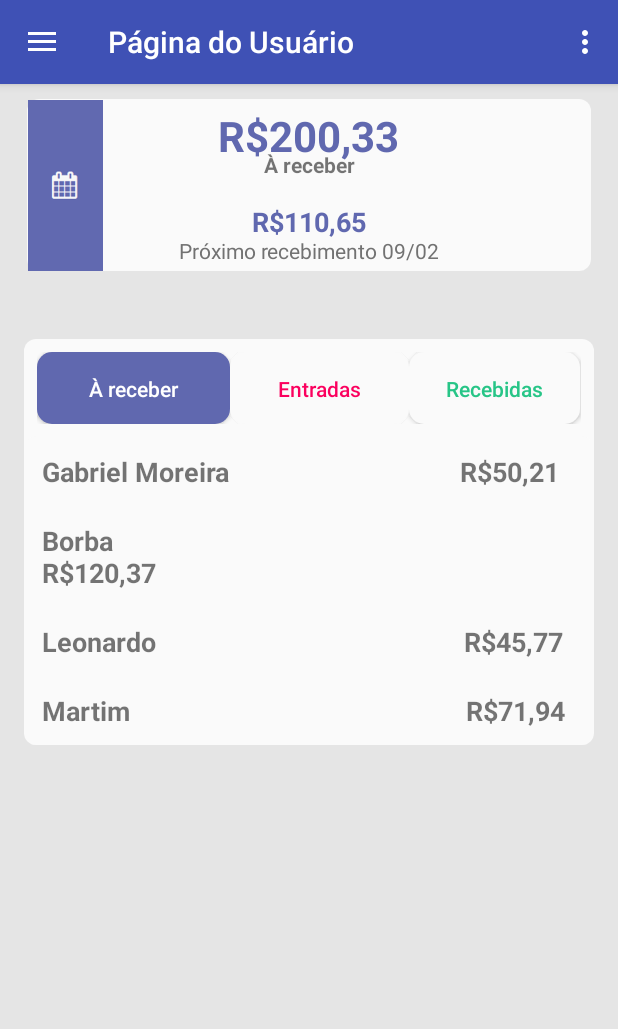
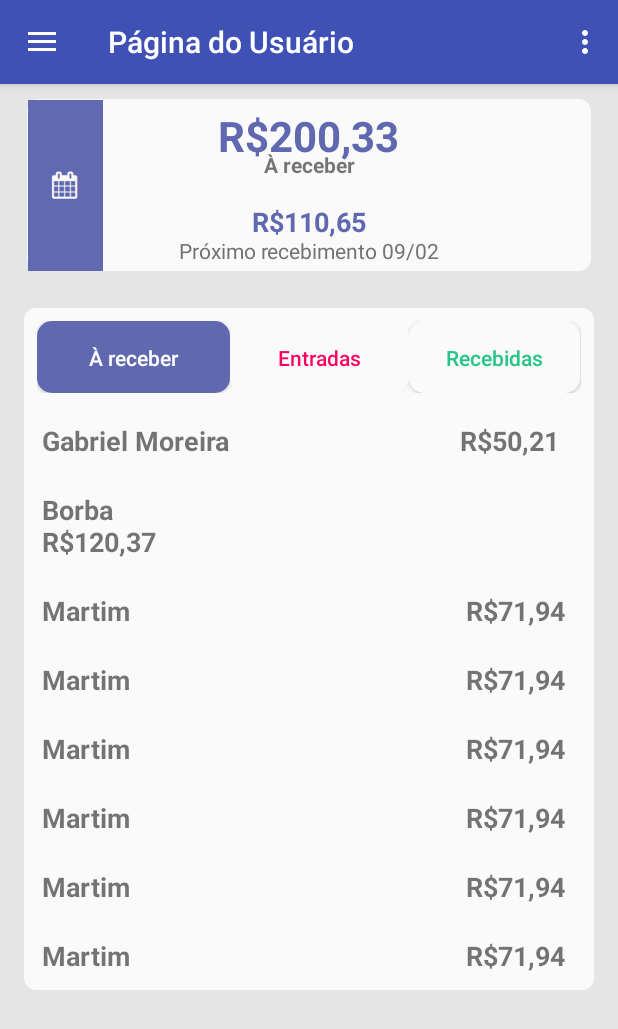
Before and after one commit to filipefborba/lapagapp, an Android app: the initial_userActivity screen opened directly, with no data from a screen before it, on a phone screen of 412 x 824 dp. Shown: the top 1029 px of the screen. Run offline under Robolectric (Android 15) with nearby library versions, the phone set to English and light mode, and no system bars.

Commit message:
deprecation bugs and not responsive table

```diff
--- a/Lapag/app/src/main/res/layout/content_initial_user.xml
+++ b/Lapag/app/src/main/res/layout/content_initial_user.xml
@@ -201,6 +201,13 @@
 
         </LinearLayout>
 
+        <LinearLayout
+            android:layout_width="match_parent"
+            android:layout_height="wrap_content"
+            android:orientation="vertical"
+            tools:layout_editor_absoluteX="8dp"
+            tools:layout_editor_absoluteY="8dp">
+
             <ScrollView
                 android:id="@+id/scroll_view_list"
                 android:layout_width="match_parent"
@@ -238,12 +245,52 @@
                         android:textStyle="bold" />
 
                     <TextView
-                    android:id="@+id/textView23"
+                        android:id="@+id/textView265"
                         android:layout_width="match_parent"
                         android:layout_height="wrap_content"
                         android:layout_margin="5dp"
                         android:padding="5dp"
-                    android:text="Leonardo                                            R$45,77"
+                        android:text="Martim                                                R$71,94"
+                        android:textSize="18sp"
+                        android:textStyle="bold" />
+
+                    <TextView
+                        android:id="@+id/textView265"
+                        android:layout_width="match_parent"
+                        android:layout_height="wrap_content"
+                        android:layout_margin="5dp"
+                        android:padding="5dp"
+                        android:text="Martim                                                R$71,94"
+                        android:textSize="18sp"
+                        android:textStyle="bold" />
+
+                    <TextView
+                        android:id="@+id/textView265"
+                        android:layout_width="match_parent"
+                        android:layout_height="wrap_content"
+                        android:layout_margin="5dp"
+                        android:padding="5dp"
+                        android:text="Martim                                                R$71,94"
+                        android:textSize="18sp"
+                        android:textStyle="bold" />
+
+                    <TextView
+                        android:id="@+id/textView265"
+                        android:layout_width="match_parent"
+                        android:layout_height="wrap_content"
+                        android:layout_margin="5dp"
+                        android:padding="5dp"
+                        android:text="Martim                                                R$71,94"
+                        android:textSize="18sp"
+                        android:textStyle="bold" />
+
+                    <TextView
+                        android:id="@+id/textView265"
+                        android:layout_width="match_parent"
+                        android:layout_height="wrap_content"
+                        android:layout_margin="5dp"
+                        android:padding="5dp"
+                        android:text="Martim                                                R$71,94"
                         android:textSize="18sp"
                         android:textStyle="bold" />
 
@@ -260,6 +307,7 @@
 
                 </LinearLayout>
             </ScrollView>
+        </LinearLayout>
 
     </LinearLayout>
 
```
Lines whose indentation alone changed are shown as unchanged.
